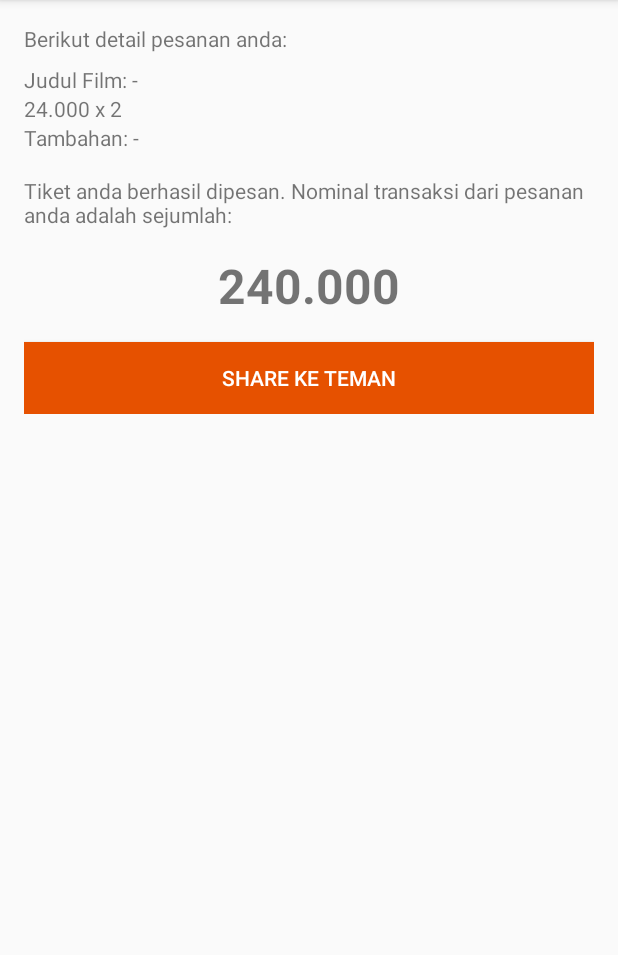
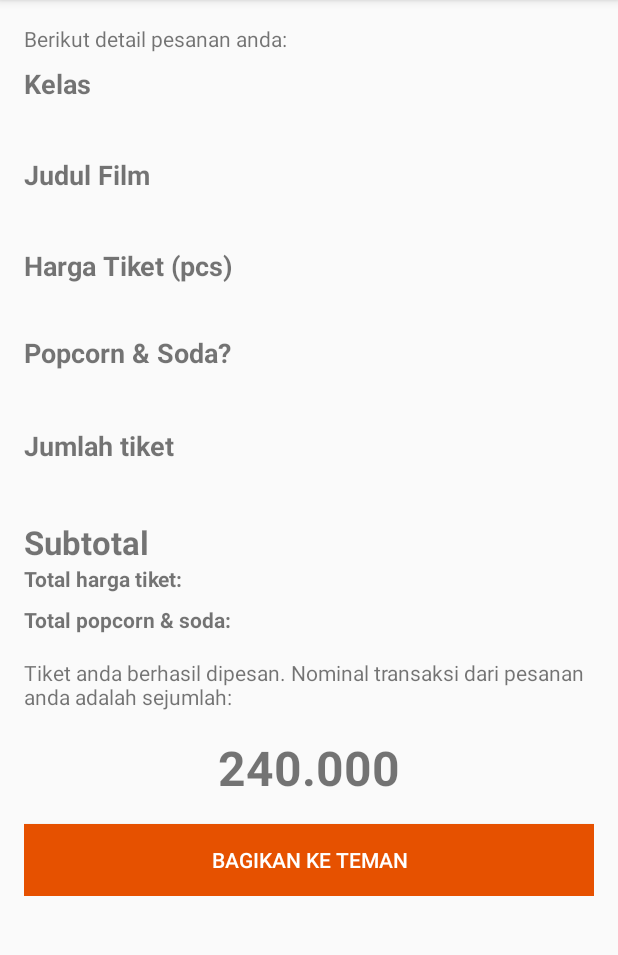
Before and after one commit to wdharmana/CinemaTix, an Android app: the ResultActivity screen opened directly, with no data from a screen before it, on a phone screen of 412 x 824 dp, the part 84-1039 px from its top. Run offline under Robolectric (Android 15) with nearby library versions, the phone set to English and light mode, and no system bars.

Commit message:
Improve interface activity result

```diff
--- a/app/src/main/res/layout/activity_result.xml
+++ b/app/src/main/res/layout/activity_result.xml
@@ -23,20 +23,129 @@
                 android:layout_height="wrap_content"/>
 
             <TextView
+                android:layout_width="match_parent"
+                android:layout_height="wrap_content"
+                android:textSize="18sp"
+                android:textStyle="bold"
+                android:text="Kelas"/>
+
+            <TextView
+                android:id="@+id/tv_class"
+                android:layout_width="match_parent"
+                android:layout_height="wrap_content"
+                tools:text="Ekonomi"
+                android:textSize="16sp"
+                android:layout_marginBottom="14dp"/>
+
+            <TextView
+                android:text="Judul Film"
+                android:textStyle="bold"
+                android:textSize="18sp"
+                android:layout_width="match_parent"
+                android:layout_height="wrap_content" />
+
+            <TextView
                 android:id="@+id/tv_movie"
-                android:text="Judul Film: -"
+                tools:text="Interstellar"
+                android:textSize="16sp"
                 android:layout_width="match_parent"
-                android:layout_height="wrap_content"/>
+                android:layout_height="wrap_content"
+                android:layout_marginBottom="14dp"/>
+
+            <TextView
+                android:text="Harga Tiket (pcs)"
+                android:textSize="18sp"
+                android:textStyle="bold"
+                android:layout_width="match_parent"
+                android:layout_height="wrap_content" />
+
             <TextView
                 android:id="@+id/tv_rate"
-                android:text="24.000 x 2"
+                tools:text="24.000"
                 android:layout_width="match_parent"
-                android:layout_height="wrap_content"/>
+                android:layout_height="wrap_content"
+                android:layout_marginBottom="14dp"/>
+
+            <TextView
+                android:text="Popcorn &amp; Soda?"
+                android:textSize="18sp"
+                android:textStyle="bold"
+                android:layout_width="match_parent"
+                android:layout_height="wrap_content" />
+
             <TextView
                 android:id="@+id/tv_additional"
-                android:text="Tambahan: -"
+                tools:text="Ya"
                 android:layout_width="match_parent"
-                android:layout_height="wrap_content"/>
+                android:layout_height="wrap_content"
+                android:layout_marginBottom="18dp"/>
+
+            <TextView
+                android:text="Jumlah tiket"
+                android:textSize="18sp"
+                android:textStyle="bold"
+                android:layout_width="match_parent"
+                android:layout_height="wrap_content" />
+
+            <TextView
+                android:id="@+id/tv_jumlah"
+                tools:text="5"
+                android:layout_width="match_parent"
+                android:layout_height="wrap_content"
+                android:layout_marginBottom="18dp"/>
+
+            <TextView
+                android:text="Subtotal"
+                android:textSize="22sp"
+                android:textStyle="bold"
+                android:layout_width="match_parent"
+                android:layout_height="wrap_content" />
+
+            <LinearLayout
+                android:orientation="horizontal"
+                android:layout_width="match_parent"
+                android:layout_height="wrap_content"
+                android:weightSum="1"
+                android:layout_marginBottom="8dp">
+
+                <TextView
+                    android:text="Total harga tiket: "
+                    android:layout_width="0dp"
+                    android:layout_height="wrap_content"
+                    android:layout_weight="0.5"
+                    android:textStyle="bold"
+                    android:textSize="14sp"/>
+
+                <TextView
+                    android:id="@+id/tv_ticket_subtotal"
+                    android:layout_width="0dp"
+                    android:layout_height="wrap_content"
+                    android:layout_weight="0.5"
+                    android:textSize="14sp" />
+
+            </LinearLayout>
+
+            <LinearLayout
+                android:orientation="horizontal"
+                android:layout_width="match_parent"
+                android:layout_height="match_parent">
+
+                <TextView
+                    android:text="Total popcorn &amp; soda: "
+                    android:layout_width="0dp"
+                    android:layout_height="wrap_content"
+                    android:layout_weight="0.5"
+                    android:textStyle="bold"
+                    android:textSize="14sp"/>
+
+                <TextView
+                    android:id="@+id/tv_additional_subtotal"
+                    android:layout_width="0dp"
+                    android:layout_height="wrap_content"
+                    android:layout_weight="0.5"
+                    android:textSize="14sp"/>
+
+            </LinearLayout>
 
             <TextView
                 android:layout_marginTop="@dimen/default_margin"
@@ -60,7 +169,7 @@
                 android:layout_width="match_parent"
                 android:layout_height="wrap_content"
                 android:background="@color/colorAccent"
-                android:text="SHARE KE TEMAN"
+                android:text="BAGIKAN KE TEMAN"
                 android:textColor="@color/white"/>
 
         </LinearLayout>
```
